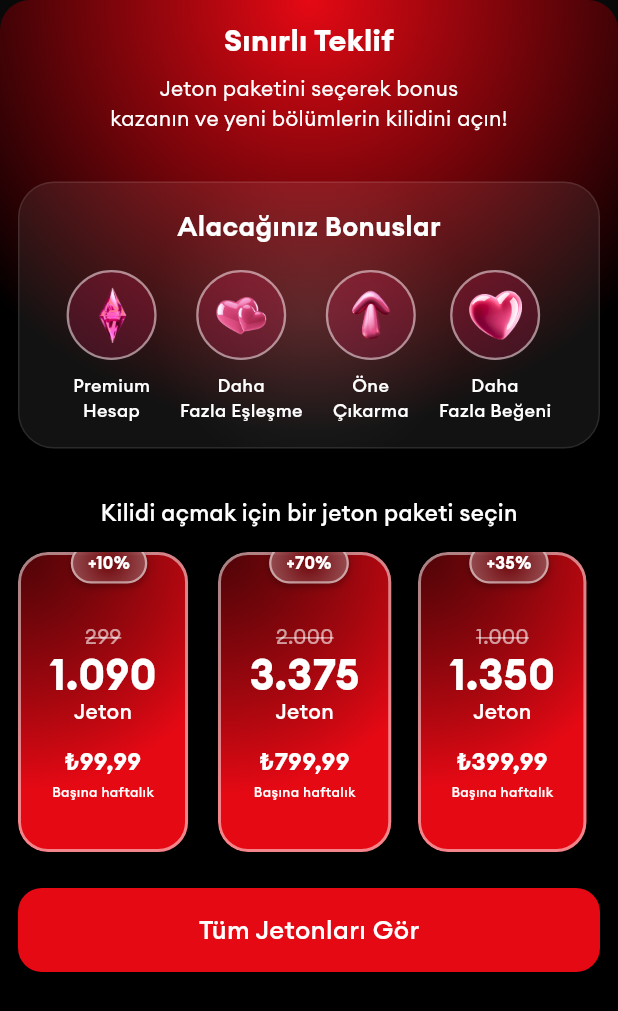
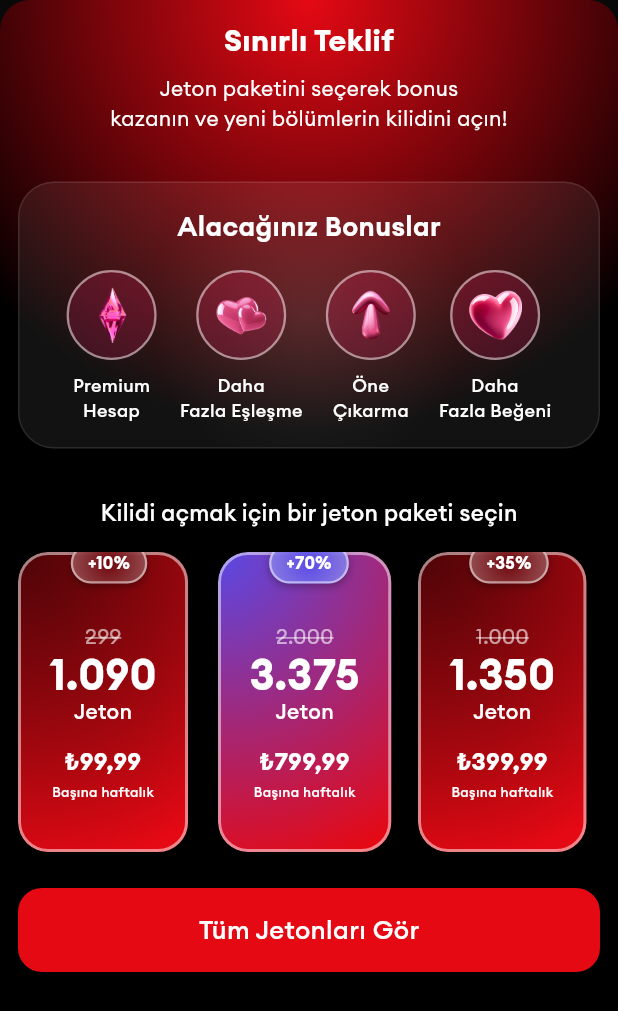
Before and after one commit to Utku-Mese/shartflix, a Flutter app: the PremiumBottomSheet widget shown alone on an empty page, opened directly, on a phone screen of 412 x 824 dp. Shown: the top 1011 px of the screen. Run offline on Flutter 3.47's test engine with Material 3 defaults, Android fonts, the phone set to English and light mode, and no system bars; our stand-ins replace cached_network_image, connectivity_plus, dio, equatable, flutter_bloc, flutter_secure_storage and 6 more; accounts and stored records are empty; generated files the repository leaves out were written again.

Commit message:
feat: Enhance PremiumBottomSheet gradient colors based on popularity

```diff
--- a/lib/shared/widgets/premium_bottom_sheet.dart
+++ b/lib/shared/widgets/premium_bottom_sheet.dart
@@ -253,9 +253,11 @@ class PremiumBottomSheet extends StatelessWidget {
             decoration: BoxDecoration(
               gradient: RadialGradient(
                 center: Alignment.topLeft,
-                radius: 1.4,
+                radius: 1.9,
                 colors: [
-                  AppColors.primaryDark.withOpacity(0.7),
+                  isPopular
+                      ? Color(0XFF5949E6)
+                      : AppColors.primaryDark.withOpacity(0.7),
                   color,
                 ],
               ),
@@ -345,7 +347,7 @@ class PremiumBottomSheet extends StatelessWidget {
                 decoration: BoxDecoration(
                   gradient: RadialGradient(
                     colors: [
-                      AppColors.primaryDark,
+                      isPopular ? Color(0XFF5949E6) : AppColors.primaryDark,
                       AppColors.white.withOpacity(0.6),
                     ],
                     center: Alignment.center,
```
